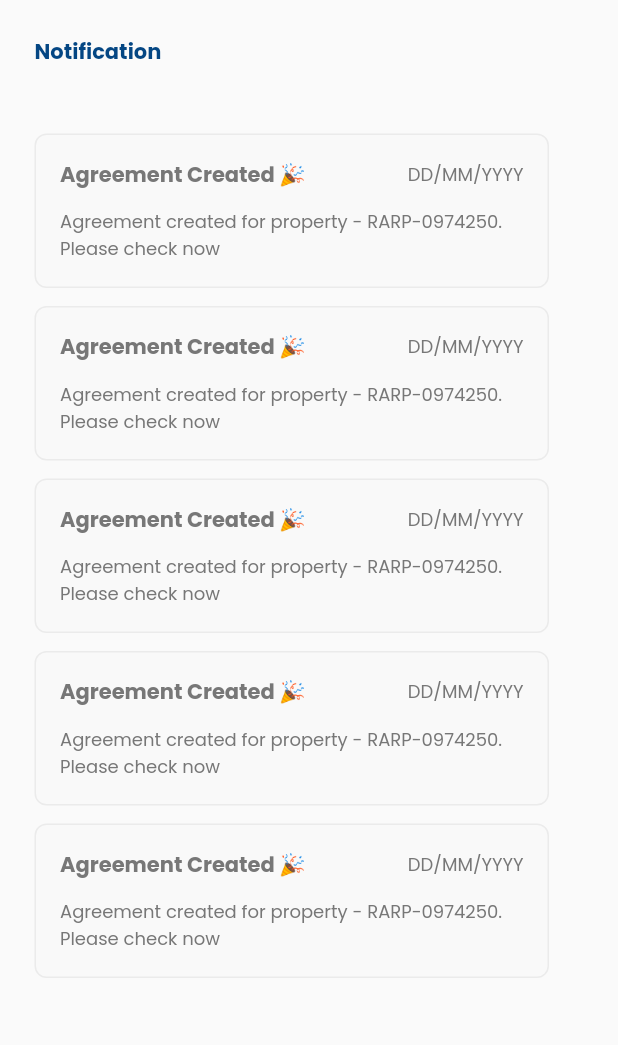
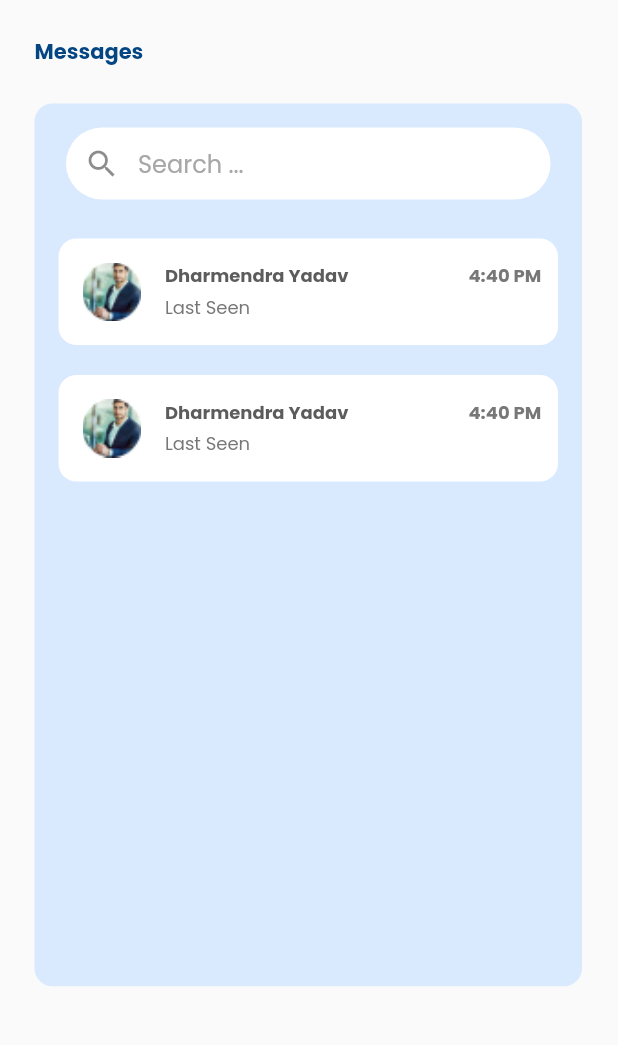
Before and after one commit to Bohemiaking/medecy, a Flutter app: the screen it shows after launch, on a phone screen of 412 x 824 dp, the part 120-1165 px from its top. Run offline on Flutter 3.47's test engine with Material 2 defaults, Android fonts, the phone set to English and light mode, and no system bars; our stand-ins replace flutter_svg, google_fonts.

Commit message:
created - message_page

```diff
--- a/lib/constants/app_assets.dart
+++ b/lib/constants/app_assets.dart
@@ -8,4 +8,5 @@ class AppAssets {
   static const bellIcon = "assets/images/bellIcon.svg";
   static const searchIcon = "assets/images/searchIcon.svg";
   static const appBrandLogoSVG = "assets/appLogo-brand.svg";
+  static const defUserIcon = "assets/images/defUserIcon.png";
 }
--- /dev/null
+++ b/lib/constants/app_dimensions.dart
@@ -0,0 +1,9 @@
+import 'package:flutter/material.dart';
+
+height(BuildContext context) {
+  return MediaQuery.of(context).size.height;
+}
+
+width(BuildContext context) {
+  return MediaQuery.of(context).size.width;
+}
--- a/lib/constants/app_theme.dart
+++ b/lib/constants/app_theme.dart
@@ -1,9 +1,15 @@
 import 'package:flutter/material.dart';
 import 'package:google_fonts/google_fonts.dart';
 
-ThemeData appTheme() => ThemeData(fontFamily: GoogleFonts.poppins().fontFamily);
+ThemeData appTheme() => ThemeData(
+    fontFamily: GoogleFonts.poppins().fontFamily, primarySwatch: Colors.orange);
 
-textSmall() {
+textApp() {
   return const TextStyle(
       color: Color(0xff044683), fontSize: 14, fontWeight: FontWeight.bold);
 }
+
+textMedium() {
+  return const TextStyle(
+      color: Color(0xff777777), fontSize: 12);
+}
--- a/lib/main.dart
+++ b/lib/main.dart
@@ -2,6 +2,7 @@ import 'package:flutter/material.dart';
 import 'package:rentaroof_agent/constants/app_constants.dart';
 import 'package:rentaroof_agent/constants/app_routes.dart';
 import 'package:rentaroof_agent/constants/app_theme.dart';
+import 'package:rentaroof_agent/views/message_page.dart';
 import 'package:rentaroof_agent/views/notification_page.dart';
 
 void main() {
@@ -18,7 +19,7 @@ class MyApp extends StatelessWidget {
       title: AppConstants.appName,
       theme: appTheme(),
       debugShowCheckedModeBanner: false,
-      home: const NotificationPage(),
+      home: const MessagePage(),
       routes: appRoutes(context),
     );
   }
--- /dev/null
+++ b/lib/views/message_page.dart
@@ -0,0 +1,138 @@
+import 'package:flutter/material.dart';
+import 'package:flutter_svg/flutter_svg.dart';
+import 'package:rentaroof_agent/constants/app_assets.dart';
+import 'package:rentaroof_agent/constants/app_dimensions.dart';
+import 'package:rentaroof_agent/views/base/app_bar.dart';
+
+import '../constants/app_theme.dart';
+
+class MessagePage extends StatelessWidget {
+  const MessagePage({super.key});
+
+  @override
+  Widget build(BuildContext context) {
+    return Scaffold(
+      appBar: appBar(),
+      body: SafeArea(
+          child: Padding(
+        padding: const EdgeInsets.only(right: 24, left: 23),
+        child: Column(
+          crossAxisAlignment: CrossAxisAlignment.start,
+          children: [
+            const SizedBox(
+              height: 24,
+            ),
+            Text(
+              "Messages",
+              style: textApp(),
+            ),
+            const SizedBox(
+              height: 24,
+            ),
+            Container(
+              height: height(context) / 1.4,
+              width: width(context) / 0.9,
+              decoration: BoxDecoration(
+                  color: const Color(0xffD9E9FE),
+                  borderRadius: BorderRadius.circular(12)),
+              child: Padding(
+                padding: const EdgeInsets.all(16.0),
+                child: Column(
+                  children: [
+                    messageSearch(),
+                    const SizedBox(
+                      height: 26,
+                    ),
+                    ListView.builder(
+                        physics: const NeverScrollableScrollPhysics(),
+                        shrinkWrap: true,
+                        itemCount: 2,
+                        itemBuilder: ((context, index) {
+                          return messageContainer();
+                        }))
+                  ],
+                ),
+              ),
+            )
+          ],
+        ),
+      )),
+    );
+  }
+
+  Widget messageSearch() {
+    return Column(
+      children: [
+        Container(
+          width: 323,
+          decoration: BoxDecoration(
+              color: Colors.white, borderRadius: BorderRadius.circular(30)),
+          child: TextFormField(
+            textAlignVertical: TextAlignVertical.center,
+            decoration: const InputDecoration(
+                border: InputBorder.none,
+                contentPadding: EdgeInsets.only(right: 20, left: 20),
+                prefixIcon: Icon(Icons.search),
+                hintText: "Search ...",
+                hintStyle: TextStyle(color: Color(0xffA7A7A7), fontSize: 16)),
+          ),
+        )
+      ],
+    );
+  }
+
+  Widget messageContainer() {
+    return Column(
+      children: [
+        Container(
+          height: 71,
+          decoration: BoxDecoration(
+              color: Colors.white, borderRadius: BorderRadius.circular(12)),
+          child: Padding(
+            padding: const EdgeInsets.all(16.0),
+            child: Row(
+              crossAxisAlignment: CrossAxisAlignment.start,
+              children: [
+                Image.asset(
+                  AppAssets.defUserIcon,
+                  scale: 0.8,
+                ),
+                const SizedBox(
+                  width: 16,
+                ),
+                Column(
+                  crossAxisAlignment: CrossAxisAlignment.start,
+                  children: [
+                    Text(
+                      "Dharmendra Yadav",
+                      style: textMedium().copyWith(
+                          color: const Color(0xff5C5C5C),
+                          fontWeight: FontWeight.bold),
+                    ),
+                    const SizedBox(
+                      height: 3,
+                    ),
+                    Text(
+                      "Last Seen",
+                      style: textMedium(),
+                    )
+                  ],
+                ),
+                const SizedBox(
+                  width: 80,
+                ),
+                Text(
+                  "4:40 PM",
+                  style: textMedium().copyWith(fontWeight: FontWeight.bold),
+                )
+              ],
+            ),
+          ),
+        ),
+        const SizedBox(
+          height: 20,
+        )
+      ],
+    );
+  }
+}
--- a/lib/views/notification_page.dart
+++ b/lib/views/notification_page.dart
@@ -22,28 +22,19 @@ class NotificationPage extends StatelessWidget {
             ),
             Text(
               "Notification",
-              style: textSmall(),
+              style: textApp(),
             ),
             const SizedBox(
               height: 44,
             ),
-            notificationContainer(),
-            const SizedBox(
-              height: 12,
-            ),
-            notificationContainer(),
-            const SizedBox(
-              height: 12,
-            ),
-            notificationContainer(),
-            const SizedBox(
-              height: 12,
-            ),
-            notificationContainer(),
-            const SizedBox(
-              height: 12,
-            ),
-            notificationContainer(),
+            ListView.builder(
+              physics: const NeverScrollableScrollPhysics(),
+              shrinkWrap: true,
+              itemCount: 5,
+              itemBuilder: (context, index) {
+                return notificationContainer();
+              },
+            )
           ],
         ),
       )),
@@ -51,7 +42,9 @@ class NotificationPage extends StatelessWidget {
   }
 
   Widget notificationContainer() {
-    return Container(
+    return Column(
+      children: [
+        Container(
           height: 103,
           width: 343,
           decoration: BoxDecoration(
@@ -87,10 +80,15 @@ class NotificationPage extends StatelessWidget {
                 const Text(
                   "Agreement created for property - RARP-0974250. Please check now",
                   style: TextStyle(color: Color(0xff777777), fontSize: 12),
-            )
+                ),
               ],
             ),
           ),
+        ),
+        const SizedBox(
+          height: 12,
+        ),
+      ],
     );
   }
 }
```
Also changed, not shown: assets/images/defUserIcon.png (added), assets/images/defUserIcon.svg (added). Lines whose indentation alone changed are shown as unchanged.
